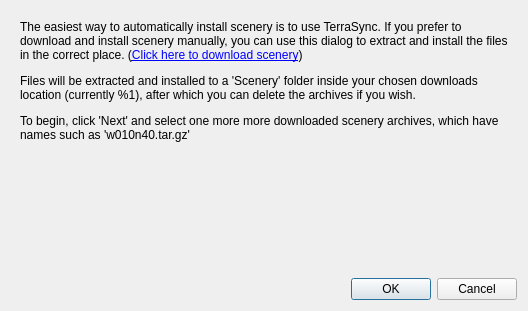
Old version of the form src/GUI/InstallSceneryDialog.ui in the repository FlightGear/flightgear.
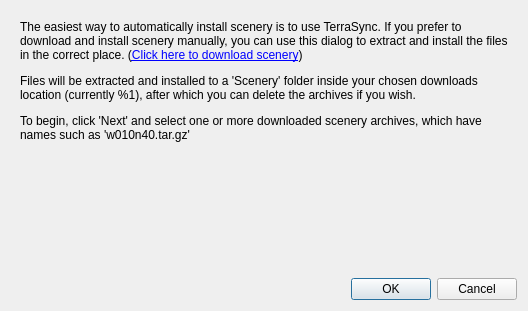
New version of the form. Icons and pictures are not drawn.

Commit message: Text fix in ‘Install custom scenery’ dialog

```diff
--- a/src/GUI/InstallSceneryDialog.ui
+++ b/src/GUI/InstallSceneryDialog.ui
@@ -28,7 +28,7 @@
        <item>
         <widget class="QLabel" name="introText">
          <property name="text">
-          <string>&lt;html&gt;&lt;head/&gt;&lt;body&gt;&lt;p&gt;The easiest way to automatically install scenery is to use TerraSync. If you prefer to download and install scenery manually, you can use this dialog to extract and install the files in the correct place. (&lt;a href=&quot;http://ns334561.ip-5-196-65.eu/~fgscenery/WS2.0/scenery-2.0.1.html&quot;&gt;&lt;span style=&quot; text-decoration: underline; color:#0000ff;&quot;&gt;Click here to download scenery&lt;/span&gt;&lt;/a&gt;)&lt;/p&gt;&lt;p&gt;Files will be extracted and installed to a 'Scenery' folder inside your chosen downloads location (currently %1), after which you can delete the archives if you wish.&lt;/p&gt;&lt;p&gt;To begin, click 'Next' and select one more more downloaded scenery archives, which have names such as 'w010n40.tar.gz'&lt;/p&gt;&lt;/body&gt;&lt;/html&gt;</string>
+          <string>&lt;html&gt;&lt;head/&gt;&lt;body&gt;&lt;p&gt;The easiest way to automatically install scenery is to use TerraSync. If you prefer to download and install scenery manually, you can use this dialog to extract and install the files in the correct place. (&lt;a href=&quot;http://ns334561.ip-5-196-65.eu/~fgscenery/WS2.0/scenery-2.0.1.html&quot;&gt;&lt;span style=&quot; text-decoration: underline; color:#0000ff;&quot;&gt;Click here to download scenery&lt;/span&gt;&lt;/a&gt;)&lt;/p&gt;&lt;p&gt;Files will be extracted and installed to a 'Scenery' folder inside your chosen downloads location (currently %1), after which you can delete the archives if you wish.&lt;/p&gt;&lt;p&gt;To begin, click 'Next' and select one or more downloaded scenery archives, which have names such as 'w010n40.tar.gz'&lt;/p&gt;&lt;/body&gt;&lt;/html&gt;</string>
          </property>
          <property name="wordWrap">
           <bool>true</bool>
```
